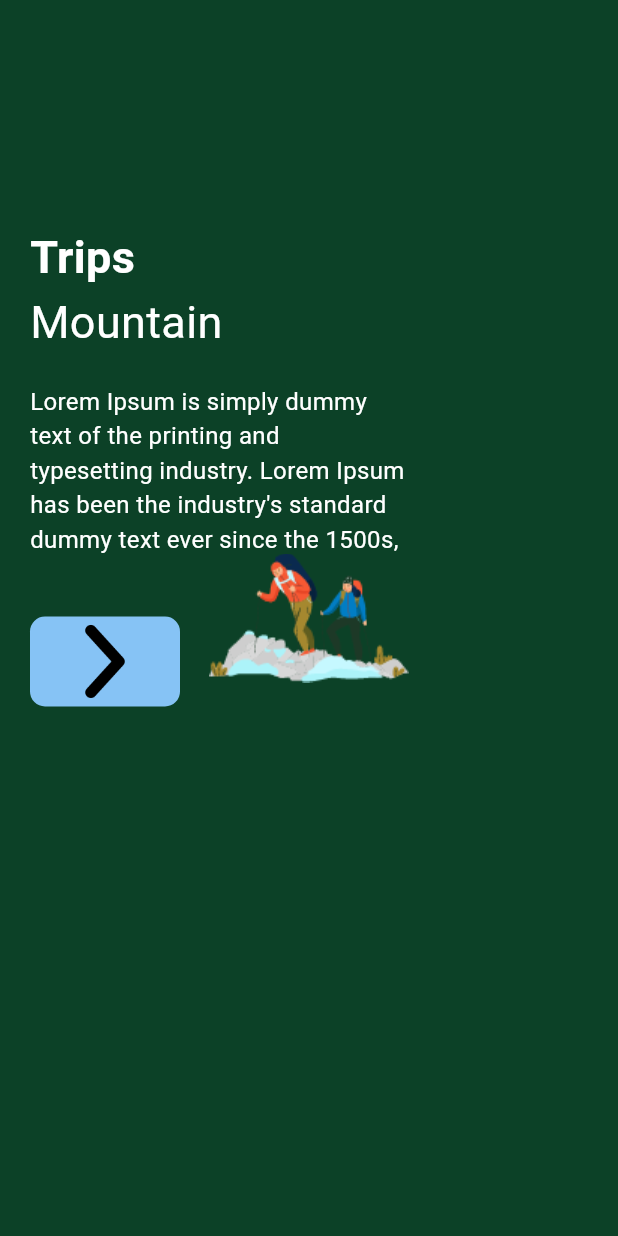
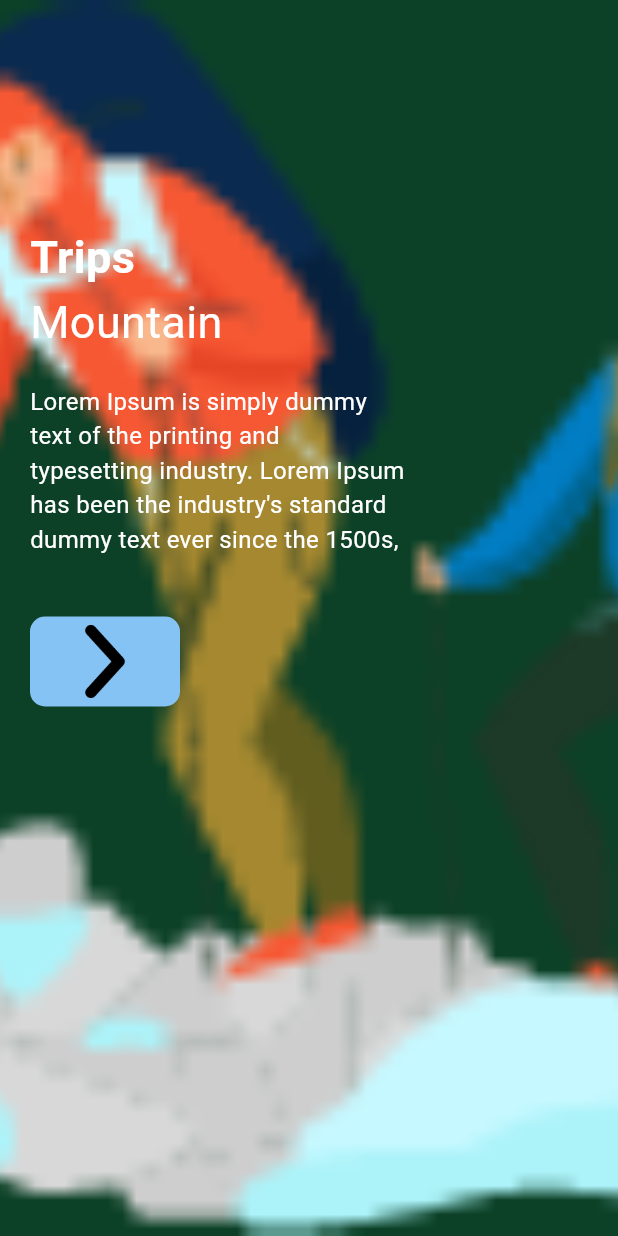
Before and after one commit to zeph1re/TravelApp, a Flutter app: the screen it shows after launch, on a phone screen of 412 x 824 dp. Run offline on Flutter 3.47's test engine with Material 2 defaults, Android fonts, the phone set to English and light mode, and no system bars.

Commit message:
welcome page fix

```diff
--- a/lib/pages/welcome_page.dart
+++ b/lib/pages/welcome_page.dart
@@ -1,5 +1,5 @@
 import 'package:flutter/material.dart';
-import 'package:travel_app/misc/colors.dart';
+
 import 'package:travel_app/widgets/app_large_text.dart';
 import 'package:travel_app/widgets/app_text.dart';
 import 'package:travel_app/widgets/responsive_button.dart';
@@ -27,10 +27,11 @@ class _WelcomePageState extends State<WelcomePage> {
                   decoration: BoxDecoration(
                       color: const Color.fromARGB(255, 12, 65, 39),
                       image: DecorationImage(
-                        image: AssetImage('img/' + images[index]),
-                      )),
+                          image: AssetImage('img/' + images[index]),
+                          fit: BoxFit.cover)),
                   child: Container(
-                    margin: EdgeInsets.only(top: 150, left: 20, right: 20),
+                    margin:
+                        const EdgeInsets.only(top: 150, left: 20, right: 20),
                     child: Row(
                       children: [
                         Column(
@@ -44,7 +45,7 @@ class _WelcomePageState extends State<WelcomePage> {
                               text: "Mountain",
                               color: Colors.white,
                             ),
-                            SizedBox(
+                            const SizedBox(
                               height: 20,
                             ),
                             Container(
@@ -56,7 +57,7 @@ class _WelcomePageState extends State<WelcomePage> {
                                 color: Colors.white,
                               ),
                             ),
-                            SizedBox(
+                            const SizedBox(
                               height: 40,
                             ),
                             ResponsiveButton(width: 100)
--- a/lib/widgets/app_large_text.dart
+++ b/lib/widgets/app_large_text.dart
@@ -1,5 +1,6 @@
 import 'package:flutter/material.dart';
 
+// ignore: must_be_immutable
 class AppLargeText extends StatelessWidget {
   double size;
   final String text;
--- a/lib/widgets/app_text.dart
+++ b/lib/widgets/app_text.dart
@@ -1,3 +1,5 @@
+// ignore_for_file: must_be_immutable
+
 import 'package:flutter/material.dart';
 
 class AppText extends StatelessWidget {
--- a/lib/widgets/responsive_button.dart
+++ b/lib/widgets/responsive_button.dart
@@ -1,3 +1,5 @@
+// ignore_for_file: must_be_immutable
+
 import 'package:flutter/material.dart';
 
 class ResponsiveButton extends StatelessWidget {
```
